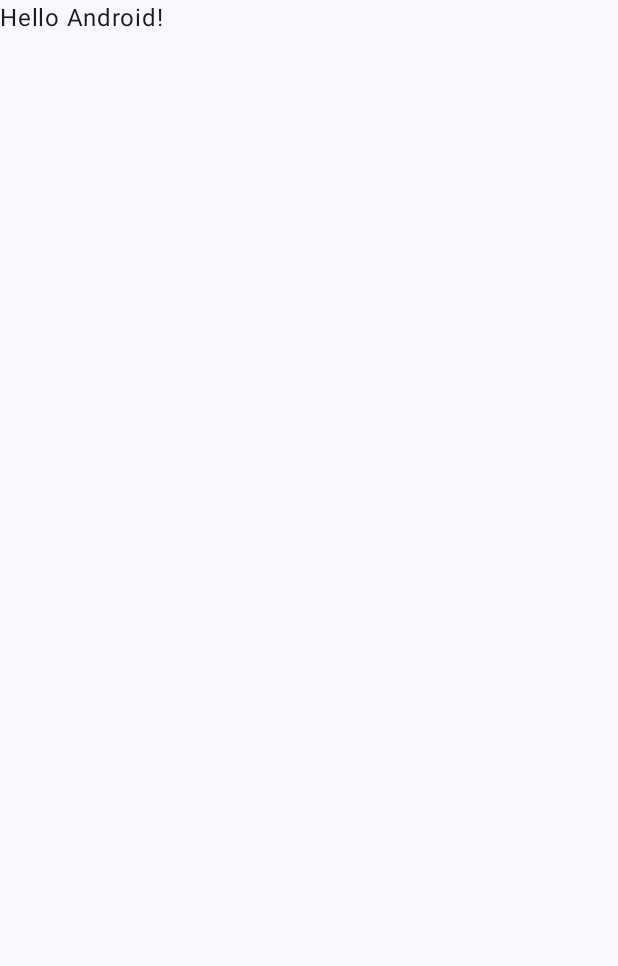
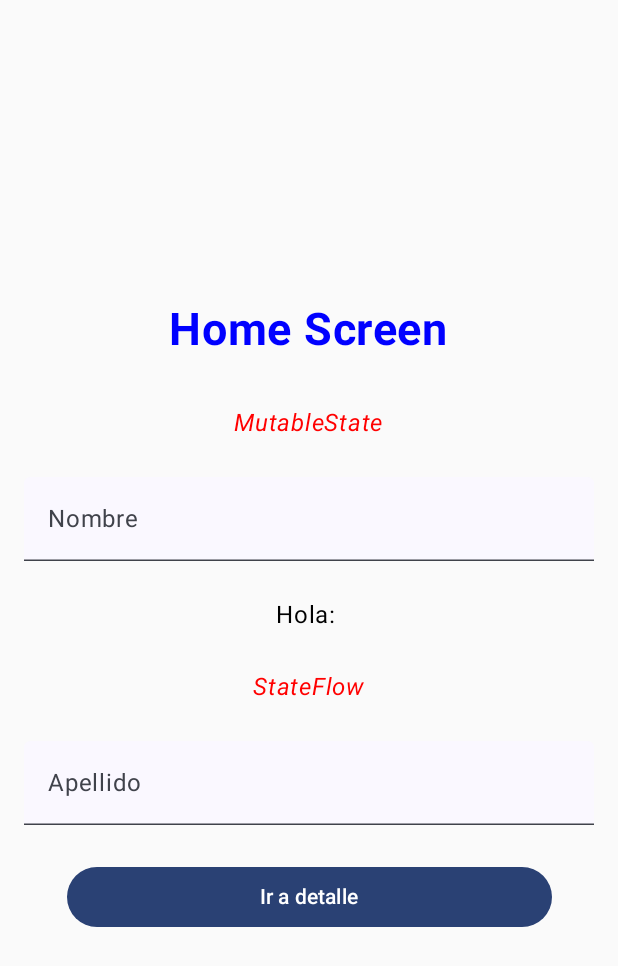
Before and after one commit to dmr617805/Practica_MutableState_Stateflow, an Android app built with Jetpack Compose: the screen it shows after launch (MainActivity), on a phone screen of 412 x 824 dp. Before the commit the part shown is almost empty. Shown: the top 966 px of the screen. Run offline under Robolectric (Android 15) with nearby library versions, the phone set to English and light mode, and no system bars.

Commit message:
Se agrega funcionalidad de mutableSatate y StateFlow

```diff
--- a/app/src/main/java/com/example/practicainvestigacion/MainActivity.kt
+++ b/app/src/main/java/com/example/practicainvestigacion/MainActivity.kt
@@ -11,6 +11,7 @@ import androidx.compose.material3.Text
 import androidx.compose.runtime.Composable
 import androidx.compose.ui.Modifier
 import androidx.compose.ui.tooling.preview.Preview
+import com.example.practicainvestigacion.ui.navigation.NavigationApp
 import com.example.practicainvestigacion.ui.theme.PracticaInvestigacionTheme
 
 class MainActivity : ComponentActivity() {
@@ -19,29 +20,8 @@ class MainActivity : ComponentActivity() {
         enableEdgeToEdge()
         setContent {
             PracticaInvestigacionTheme {
-                Scaffold(modifier = Modifier.fillMaxSize()) { innerPadding ->
-                    Greeting(
-                        name = "Android",
-                        modifier = Modifier.padding(innerPadding)
-                    )
-                }
+                NavigationApp()
             }
         }
     }
 }
-
-@Composable
-fun Greeting(name: String, modifier: Modifier = Modifier) {
-    Text(
-        text = "Hello $name!",
-        modifier = modifier
-    )
-}
-
-@Preview(showBackground = true)
-@Composable
-fun GreetingPreview() {
-    PracticaInvestigacionTheme {
-        Greeting("Android")
-    }
-}
--- /dev/null
+++ b/app/src/main/java/com/example/practicainvestigacion/ui/navigation/NavigationApp.kt
@@ -0,0 +1,27 @@
+package com.example.practicainvestigacion.ui.navigation
+
+import androidx.compose.runtime.Composable
+import androidx.lifecycle.viewmodel.compose.viewModel
+import androidx.navigation.compose.NavHost
+import androidx.navigation.compose.composable
+import androidx.navigation.compose.rememberNavController
+import com.example.practicainvestigacion.ui.screens.DetailScreen
+import com.example.practicainvestigacion.ui.screens.HomeScreen
+import com.example.practicainvestigacion.ui.viewmodels.DemoViewModel
+
+
+@Composable
+fun NavigationApp(demoViewModel: DemoViewModel = viewModel()){
+    val navController = rememberNavController()
+
+    NavHost(navController = navController, startDestination = Screen.Home.route  ){
+
+        composable(Screen.Home.route){
+            HomeScreen(navController, demoViewModel)
+        }
+
+        composable(route = Screen.Detail.route){
+            DetailScreen(navController, demoViewModel)
+        }
+    }
+}
--- /dev/null
+++ b/app/src/main/java/com/example/practicainvestigacion/ui/navigation/Screen.kt
@@ -0,0 +1,6 @@
+package com.example.practicainvestigacion.ui.navigation
+
+sealed class Screen(val route: String) {
+    data object Home: Screen("home")
+    data object Detail: Screen("detail")
+}
--- /dev/null
+++ b/app/src/main/java/com/example/practicainvestigacion/ui/screens/HomeScreen.kt
@@ -0,0 +1,117 @@
+package com.example.practicainvestigacion.ui.screens
+
+import androidx.compose.foundation.layout.Arrangement
+import androidx.compose.foundation.layout.Column
+import androidx.compose.foundation.layout.Spacer
+import androidx.compose.foundation.layout.fillMaxSize
+import androidx.compose.foundation.layout.fillMaxWidth
+import androidx.compose.foundation.layout.height
+import androidx.compose.foundation.layout.padding
+import androidx.compose.foundation.text.KeyboardOptions
+import androidx.compose.material3.Button
+import androidx.compose.material3.MaterialTheme.colorScheme
+import androidx.compose.material3.MaterialTheme.shapes
+import androidx.compose.material3.OutlinedTextField
+import androidx.compose.material3.Text
+import androidx.compose.material3.TextField
+import androidx.compose.material3.TextFieldDefaults
+import androidx.compose.runtime.Composable
+import androidx.compose.runtime.collectAsState
+import androidx.compose.runtime.getValue
+import androidx.compose.runtime.mutableStateOf
+import androidx.compose.runtime.remember
+import androidx.compose.runtime.setValue
+import androidx.compose.ui.Alignment
+import androidx.compose.ui.Modifier
+import androidx.compose.ui.graphics.Color
+import androidx.compose.ui.text.font.FontStyle
+import androidx.compose.ui.text.font.FontWeight
+import androidx.compose.ui.tooling.preview.Preview
+import androidx.compose.ui.unit.dp
+import androidx.compose.ui.unit.sp
+import androidx.lifecycle.viewmodel.compose.viewModel
+import androidx.navigation.NavController
+import androidx.navigation.compose.rememberNavController
+import com.example.practicainvestigacion.ui.navigation.Screen
+import com.example.practicainvestigacion.ui.viewmodels.DemoViewModel
+
+@Composable
+fun HomeScreen(navController: NavController, demoViewModel: DemoViewModel) {
+
+
+    var nombre by remember { mutableStateOf("") }
+    val demoUiState by demoViewModel.uiState.collectAsState()
+
+    Column(
+        modifier = Modifier
+            .fillMaxSize()
+            .padding(16.dp),
+        verticalArrangement = Arrangement.Center,
+        horizontalAlignment = Alignment.CenterHorizontally
+    ) {
+
+        Text("Home Screen", fontSize = 30.sp, color = Color.Blue, fontWeight = FontWeight.Bold)
+
+        Spacer(modifier = Modifier.height(32.dp))
+
+        Text("MutableState", fontSize = 16.sp, color = Color.Red, fontStyle = FontStyle.Italic)
+
+        Spacer(modifier = Modifier.height(24.dp))
+
+        TextField(
+            value = nombre,
+            onValueChange = { nombre = it },
+            label = { Text("Nombre") },
+            modifier = Modifier.fillMaxWidth(),
+            singleLine = true,
+            colors = TextFieldDefaults.colors(
+                focusedContainerColor = colorScheme.surface,
+                unfocusedContainerColor = colorScheme.surface,
+                disabledContainerColor = colorScheme.surface,
+            )
+        )
+
+        Spacer(modifier = Modifier.height(24.dp))
+
+        Text(text = "Hola: $nombre")
+
+        Spacer(modifier = Modifier.height(24.dp))
+
+        Text("StateFlow", fontSize = 16.sp, color = Color.Red, fontStyle = FontStyle.Italic)
+
+        Spacer(modifier = Modifier.height(24.dp))
+
+        TextField(
+            value = demoUiState.apellido,
+            onValueChange = { demoViewModel.updateDemoState(it) },
+            label = { Text("Apellido") },
+            singleLine = true,
+            modifier = Modifier.fillMaxWidth(),
+            colors = TextFieldDefaults.colors(
+                focusedContainerColor = colorScheme.surface,
+                unfocusedContainerColor = colorScheme.surface,
+                disabledContainerColor = colorScheme.surface,
+            )
+        )
+
+
+
+        Spacer(modifier = Modifier.height(24.dp))
+
+        Button(
+            onClick = { navController.navigate(Screen.Detail.route) },
+            modifier = Modifier.fillMaxWidth(0.85f)
+        ) {
+            Text("Ir a detalle")
+        }
+    }
+
+}
+
+@Preview(showBackground = true)
+@Composable
+fun HomeScreenPreview() {
+    val navController = rememberNavController()
+    val demoViewModel: DemoViewModel = viewModel()
+    HomeScreen(navController, demoViewModel)
+}
--- /dev/null
+++ b/app/src/main/java/com/example/practicainvestigacion/ui/viewmodels/DemoUiState.kt
@@ -0,0 +1,7 @@
+package com.example.practicainvestigacion.ui.viewmodels
+
+
+
+data class DemoUiState(
+    val apellido: String = ""
+)
--- /dev/null
+++ b/app/src/main/java/com/example/practicainvestigacion/ui/viewmodels/DemoViewModel.kt
@@ -0,0 +1,20 @@
+package com.example.practicainvestigacion.ui.viewmodels
+
+import androidx.lifecycle.ViewModel
+import kotlinx.coroutines.flow.MutableStateFlow
+import kotlinx.coroutines.flow.StateFlow
+import kotlinx.coroutines.flow.asStateFlow
+import kotlinx.coroutines.flow.update
+
+class DemoViewModel : ViewModel() {
+    private  val _uiState = MutableStateFlow(DemoUiState())
+    val uiState: StateFlow<DemoUiState> = _uiState.asStateFlow()
+
+
+    fun updateDemoState(apellido: String){
+        _uiState.update { currentState ->
+            currentState.copy( apellido = apellido)
+        }
+    }
+
+}
```
Also changed, not shown: app/src/main/java/com/example/practicainvestigacion/ui/screens/DetailScreen.kt (added, +97 -0 lines).
